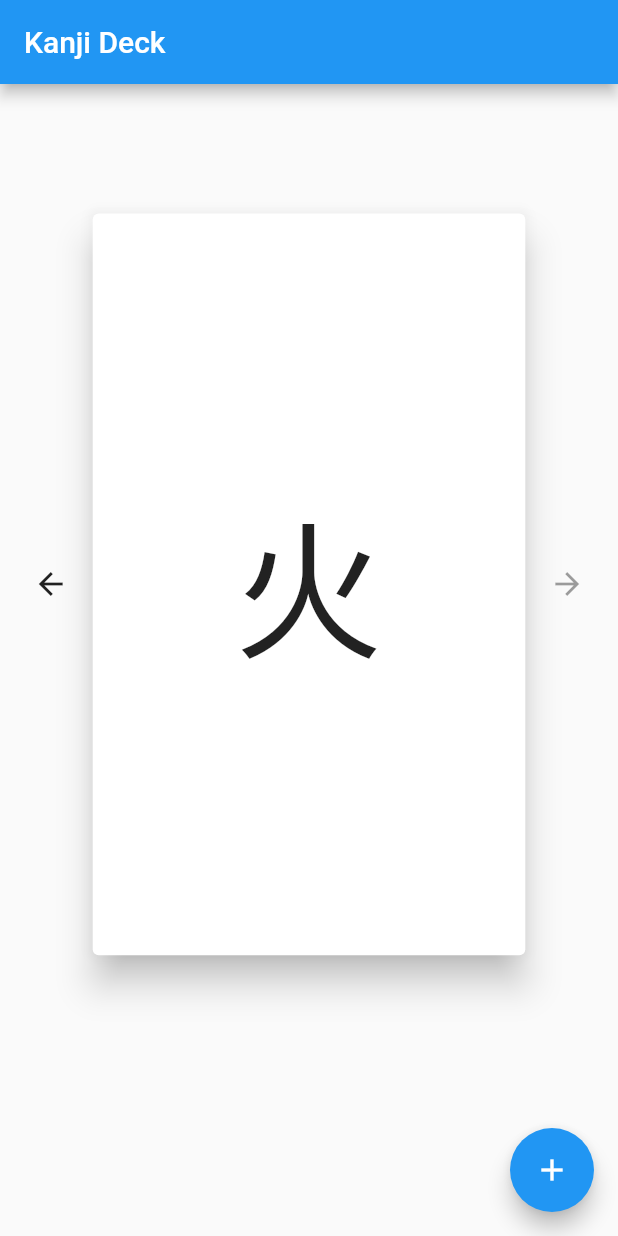
After one commit to amarin95/kanji_deck, a Flutter app: the screen it shows after launch, after a tap on the "arrow forward" icon, on a phone screen of 412 x 824 dp. The commit adds this screen. Run offline on Flutter 3.47's test engine with Material 2 defaults, Android fonts, the phone set to English and light mode, and no system bars; drawn by our look-alikes of flip_card.

Commit message:
Refactor + allow kanji list

```diff
--- a/lib/home/home_page.dart
+++ b/lib/home/home_page.dart
@@ -1,8 +1,5 @@
-import 'package:flip_card/flip_card.dart';
 import 'package:flutter/material.dart';
-import 'package:kanji_deck/home/widgets/kanji_view_card_widget.dart';
-
-import 'widgets/kanji_details_card_widget.dart';
+import 'package:kanji_deck/kanji_card_view_page/kanji_card_view_page.dart';
 
 class MyHomePage extends StatefulWidget {
   const MyHomePage({Key? key, required this.title}) : super(key: key);
@@ -13,50 +10,11 @@ class MyHomePage extends StatefulWidget {
 }
 
 class _MyHomePageState extends State<MyHomePage> {
-  int _counter = 0;
-
-  void _incrementCounter() {
-    setState(() {
-      _counter++;
-    });
-  }
-
   @override
   Widget build(BuildContext context) {
     double screenHeight = MediaQuery.of(context).size.height;
     double screenWidth = MediaQuery.of(context).size.width;
-    return Scaffold(
-      appBar: AppBar(
-        title: Text(widget.title),
-      ),
-      body: Column(
-        mainAxisAlignment: MainAxisAlignment.start,
-        children: <Widget>[
-          SizedBox(height: screenHeight * 0.1),
-          Row(
-            mainAxisAlignment: MainAxisAlignment.center,
-            children: [
-              FlipCard(
-                fill: Fill.fillBack,
-                front: KanjiViewCardWidget(
-                  height: screenHeight * 0.6,
-                  width: screenWidth * 0.7,
-                ),
-                back: KanjiDetailsCardWidget(
-                  height: screenHeight * 0.6,
-                  width: screenWidth * 0.7,
-                ),
-              ),
-            ],
-          ),
-          SizedBox(height: screenHeight * 0.1),
-        ],
-      ),
-      floatingActionButton: FloatingActionButton(
-        onPressed: _incrementCounter,
-        tooltip: 'Increment',
-        child: const Icon(Icons.add),
-      ), // This trailing comma makes auto-formatting nicer for build methods.
-    );
+    return KanjiCardViewPage(
+        screenHeight: screenHeight, screenWidth: screenWidth);
   }
 }
--- /dev/null
+++ b/lib/kanji_card_view_page/kanji_card_view_page.dart
@@ -0,0 +1,50 @@
+import 'package:flip_card/flip_card.dart';
+import 'package:flutter/material.dart';
+import 'package:kanji_deck/kanji_card_view_page/models/kanji_model.dart';
+
+import 'widgets/kanji_card_widget.dart';
+
+class KanjiCardViewPage extends StatelessWidget {
+  const KanjiCardViewPage({
+    Key? key,
+    required this.screenHeight,
+    required this.screenWidth,
+  }) : super(key: key);
+
+  final double screenHeight;
+  final double screenWidth;
+
+  @override
+  Widget build(BuildContext context) {
+    List<KanjiInfo> _kanjiExample = [
+      KanjiInfo(
+          kanjiDrawing: "水",
+          kanjiComponents: "",
+          kanjiKey: "Agua",
+          kanjiPronunciation: "みず",
+          kanjiStory:
+              "Es el chorro de agua de una fuente salpicando generando gotas a los lados"),
+      KanjiInfo(
+          kanjiDrawing: "火",
+          kanjiComponents: "Persona",
+          kanjiKey: "Fuego",
+          kanjiPronunciation: "ひ",
+          kanjiStory: "Es una persona haciendo malabares con dos antorchas"),
+    ];
+    return Scaffold(
+      appBar: AppBar(
+        title: Text("Kanji Deck"),
+      ),
+      body: KanjiCardWidget(
+        screenHeight: screenHeight,
+        screenWidth: screenWidth,
+        kanjiList: _kanjiExample,
+      ),
+      floatingActionButton: FloatingActionButton(
+        onPressed: null,
+        tooltip: 'Add new card',
+        child: const Icon(Icons.add),
+      ), // This trailing comma makes auto-formatting nicer for build methods.
+    );
+  }
+}
--- /dev/null
+++ b/lib/kanji_card_view_page/models/kanji_model.dart
@@ -0,0 +1,14 @@
+class KanjiInfo {
+  String? kanjiDrawing;
+  String? kanjiKey;
+  String? kanjiComponents; //TODO: List
+  String? kanjiStory;
+  String? kanjiPronunciation; //TODO: List
+
+  KanjiInfo(
+      {this.kanjiDrawing,
+      this.kanjiKey,
+      this.kanjiComponents,
+      this.kanjiStory,
+      this.kanjiPronunciation});
+}
--- /dev/null
+++ b/lib/kanji_card_view_page/widgets/kanji_card_widget.dart
@@ -0,0 +1,77 @@
+import 'package:flip_card/flip_card.dart';
+import 'package:flutter/material.dart';
+import 'package:kanji_deck/kanji_card_view_page/widgets/kanji_details_card_widget.dart';
+import 'package:kanji_deck/kanji_card_view_page/widgets/kanji_view_card_widget.dart';
+import 'package:kanji_deck/kanji_card_view_page/models/kanji_model.dart';
+
+class KanjiCardWidget extends StatefulWidget {
+  const KanjiCardWidget({
+    Key? key,
+    required this.screenHeight,
+    required this.screenWidth,
+    this.kanjiList,
+  }) : super(key: key);
+
+  final double screenHeight;
+  final double screenWidth;
+  final List<KanjiInfo>? kanjiList;
+
+  @override
+  State<KanjiCardWidget> createState() => _KanjiCardWidgetState();
+}
+
+class _KanjiCardWidgetState extends State<KanjiCardWidget> {
+  int _selectedKanjiIndex = 0;
+
+  @override
+  Widget build(BuildContext context) {
+    return Column(
+      mainAxisAlignment: MainAxisAlignment.start,
+      children: <Widget>[
+        SizedBox(
+          height: widget.screenHeight * 0.1,
+        ),
+        Row(
+          mainAxisAlignment: MainAxisAlignment.center,
+          children: [
+            IconButton(
+                icon: Icon(Icons.arrow_back),
+                onPressed: _selectedKanjiIndex > 0 ? _previousKanji : null),
+            FlipCard(
+              fill: Fill.fillBack,
+              front: KanjiViewCardWidget(
+                kanji: widget.kanjiList![_selectedKanjiIndex],
+                height: widget.screenHeight * 0.6,
+                width: widget.screenWidth * 0.7,
+              ),
+              back: KanjiDetailsCardWidget(
+                kanji: widget.kanjiList![_selectedKanjiIndex],
+                height: widget.screenHeight * 0.6,
+                width: widget.screenWidth * 0.7,
+              ),
+            ),
+            IconButton(
+              icon: Icon(Icons.arrow_forward),
+              onPressed: _selectedKanjiIndex + 1 != widget.kanjiList?.length
+                  ? _nextKanji
+                  : null,
+            ),
+          ],
+        ),
+        SizedBox(height: widget.screenHeight * 0.1),
+      ],
+    );
+  }
+
+  _nextKanji() {
+    setState(() {
+      _selectedKanjiIndex++;
+    });
+  }
+
+  _previousKanji() {
+    setState(() {
+      _selectedKanjiIndex--;
+    });
+  }
+}
--- a/lib/home/widgets/kanji_details_card_widget.dart
+++ b/lib/kanji_card_view_page/widgets/kanji_details_card_widget.dart
@@ -1,9 +1,11 @@
 import 'package:flutter/material.dart';
+import 'package:kanji_deck/kanji_card_view_page/models/kanji_model.dart';
 
 class KanjiDetailsCardWidget extends StatelessWidget {
   final double? height;
   final double? width;
-  const KanjiDetailsCardWidget({Key? key, this.height, this.width})
+  final KanjiInfo? kanji;
+  const KanjiDetailsCardWidget({Key? key, this.height, this.width, this.kanji})
       : super(key: key);
 
   @override
@@ -16,25 +18,30 @@ class KanjiDetailsCardWidget extends StatelessWidget {
             child: IntrinsicHeight(
               child: Column(
                 children: [
-                  Expanded(flex: 1, child: Center(child: Text("Agua"))),
-                  Divider(
+                  Expanded(
+                      flex: 1, child: Center(child: Text(kanji!.kanjiKey!))),
+                  const Divider(
                     color: Colors.black,
                   ),
-                  Expanded(flex: 1, child: Center(child: Text(""))),
-                  Divider(
+                  Expanded(
+                      flex: 1,
+                      child: Center(child: Text(kanji!.kanjiComponents!))),
+                  const Divider(
                     color: Colors.black,
                   ),
                   Expanded(
                       flex: 5,
                       child: Padding(
                         padding: const EdgeInsets.all(8.0),
-                        child: Text(
-                            "Es el agua de un grifo cayendo y generando gotas a los lados"),
+                        child: Text(kanji!.kanjiStory!),
                       )),
-                  Divider(
+                  const Divider(
                     color: Colors.black,
                   ),
-                  Expanded(flex: 3, child: Text("みず")),
+                  Expanded(
+                    flex: 3,
+                    child: Text(kanji!.kanjiPronunciation!),
+                  ),
                 ],
               ),
             )));
--- a/lib/home/widgets/kanji_view_card_widget.dart
+++ b/lib/kanji_card_view_page/widgets/kanji_view_card_widget.dart
@@ -1,9 +1,11 @@
 import 'package:flutter/material.dart';
+import 'package:kanji_deck/kanji_card_view_page/models/kanji_model.dart';
 
 class KanjiViewCardWidget extends StatelessWidget {
   final double? height;
   final double? width;
-  const KanjiViewCardWidget({Key? key, this.height, this.width})
+  final KanjiInfo? kanji;
+  const KanjiViewCardWidget({Key? key, this.height, this.width, this.kanji})
       : super(key: key);
 
   @override
@@ -14,9 +16,9 @@ class KanjiViewCardWidget extends StatelessWidget {
             height: height,
             width: width,
             child: Center(
-              child: const Text(
-                "水",
-                style: TextStyle(fontSize: 100),
+              child: Text(
+                kanji!.kanjiDrawing!,
+                style: const TextStyle(fontSize: 100),
               ),
             )));
   }
```
